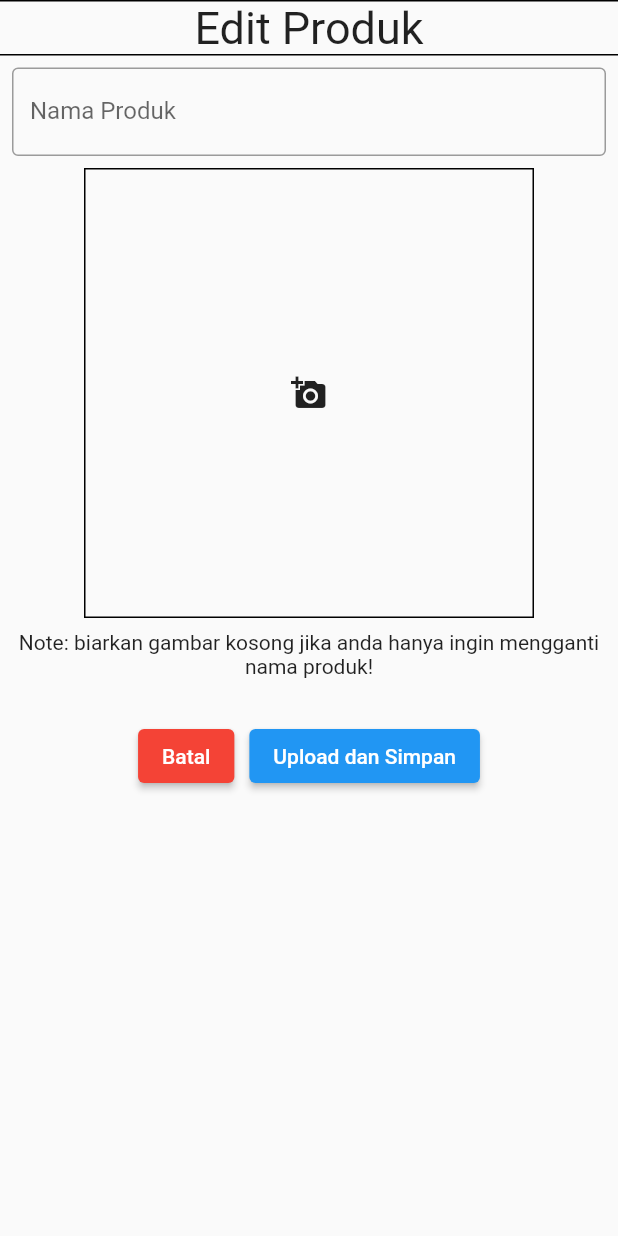
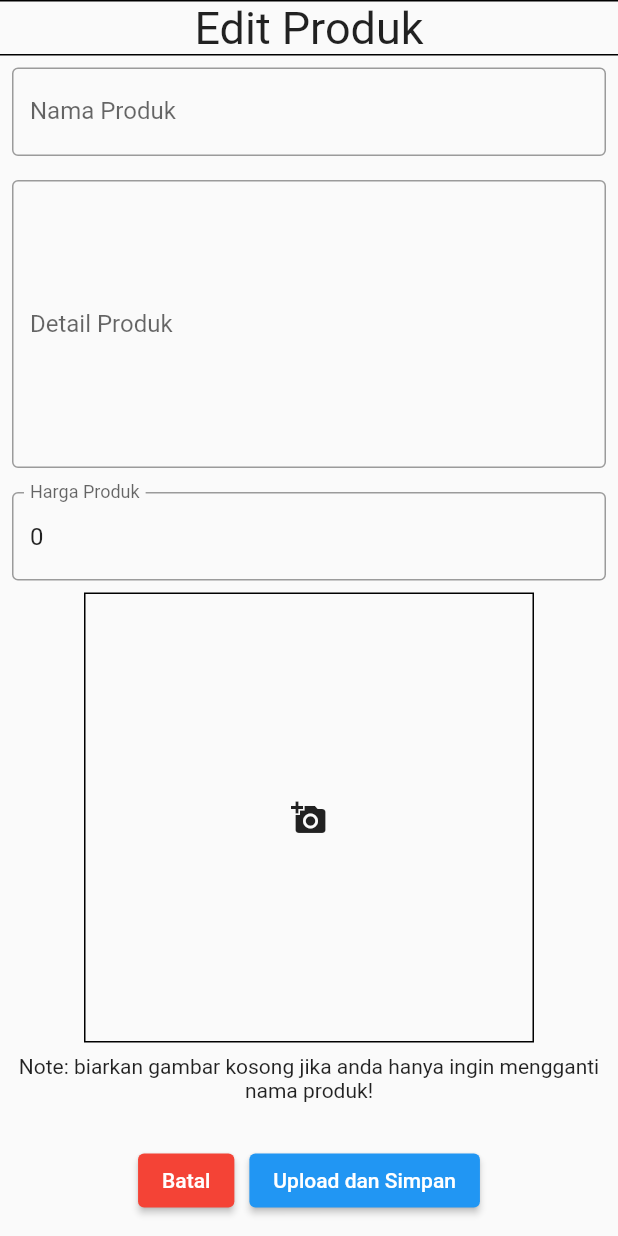
Before and after one commit to AndikaPrsty/toleh-app, a Flutter app: the EditProduk screen opened directly with empty values, on a phone screen of 412 x 824 dp. Run offline on Flutter 3.47's test engine with Material 2 defaults, Android fonts, the phone set to English and light mode, and no system bars; drawn by our look-alikes of loading_overlay; our stand-ins replace flutter_phoenix, geolocator, google_maps_flutter, image_cropper, image_picker, material_floating_search_bar and 1 more; accounts and stored records are empty; network calls fail; statements that could not run were skipped.

Commit message:
final commit

```diff
--- a/lib/auth/register_page.dart
+++ b/lib/auth/register_page.dart
@@ -152,14 +152,14 @@ class _RegisterPageState extends State<RegisterPage> {
         });
         print('send to api');
         http.Response response = await http.post(
-            Uri.parse('http://192.168.0.120:5000/api/auth/register'),
+            Uri.parse('http://192.168.0.102:5000/api/auth/register'),
             headers: <String, String>{'Content-Type': 'application/json'},
             body: jsonEncode({
               'nama': _namaController.text,
               'email': '${_emailController.text}',
               'password': '${_passwordController.text}',
               'telp': _phoneNumberController.text,
-              'role': 'ADMIN'
+              'role': 'USER'
             }));
 
         var decodeJson = jsonDecode(response.body);
--- a/lib/auth/signIn_page.dart
+++ b/lib/auth/signIn_page.dart
@@ -146,7 +146,7 @@ class _SignInPageState extends State<SignInPage> {
           _isLoading = true;
         });
         http.Response response = await http.post(
-            Uri.parse('http://192.168.0.120:5000/api/auth/login'),
+            Uri.parse('http://192.168.0.102:5000/api/auth/login'),
             headers: <String, String>{'Content-Type': 'application/json'},
             body: jsonEncode({
               'email': "${_emailController.text}",
--- a/lib/model/produk.dart
+++ b/lib/model/produk.dart
@@ -2,20 +2,27 @@ class Produk {
   final String id;
   final String idToko;
   final String namaProduk;
+  final String detailProduk;
+  final int hargaProduk;
   final String imageUrl;
 
-  Produk(this.namaProduk, this.idToko, this.imageUrl, this.id);
+  Produk(this.namaProduk, this.idToko, this.imageUrl, this.id,
+      this.detailProduk, this.hargaProduk);
 
   Produk.fromJson(Map<String, dynamic> json)
       : id = json['id'],
         idToko = json['id_toko'],
         namaProduk = json['nama_produk'],
+        detailProduk = json['detail_produk'],
+        hargaProduk = json['harga_produk'],
         imageUrl = json['url_gambar'];
 
   Map<String, dynamic> toJson() => {
         'id': id,
         'id_toko': idToko,
         'nama_produk': namaProduk,
+        'detail_produk': detailProduk,
+        'harga_produk': hargaProduk,
         'url_gambar': imageUrl,
       };
 }
--- a/lib/screens/edit_gambar_toko.dart
+++ b/lib/screens/edit_gambar_toko.dart
@@ -134,7 +134,7 @@ class _EditGambarTokoState extends State<EditGambarToko> {
       imageUrl = imageUrl['data']['url'];
 
       http.Response response = await http.post(
-        Uri.parse('http://192.168.0.120:5000/api/toko/update_gambar'),
+        Uri.parse('http://192.168.0.102:5000/api/toko/update_gambar'),
         headers: <String, String>{'Content-Type': 'application/json'},
         body: jsonEncode(<String, dynamic>{
           'id_user': '${widget.user.id}',
--- a/lib/screens/edit_produk.dart
+++ b/lib/screens/edit_produk.dart
@@ -2,6 +2,7 @@ import 'dart:convert';
 import 'dart:io';
 
 import 'package:flutter/material.dart';
+import 'package:flutter/services.dart';
 import 'package:image_cropper/image_cropper.dart';
 import 'package:image_picker/image_picker.dart';
 import 'package:http/http.dart' as http;
@@ -10,6 +11,8 @@ import 'package:toleh/main.dart';
 
 class EditProduk extends StatefulWidget {
   final String namaProduk;
+  final String detailProduk;
+  final int hargaProduk;
   final String imageUrl;
   final String idProduk;
   final String idToko;
@@ -21,7 +24,9 @@ class EditProduk extends StatefulWidget {
       @required this.imageUrl,
       @required this.idProduk,
       @required this.idToko,
-      @required this.idUser})
+      @required this.idUser,
+      @required this.detailProduk,
+      @required this.hargaProduk})
       : super(key: key);
   @override
   _EditProdukState createState() => _EditProdukState();
@@ -34,6 +39,8 @@ class _EditProdukState extends State<EditProduk> {
   final ImagePicker picker = ImagePicker();
 
   TextEditingController _namaProdukController = TextEditingController();
+  TextEditingController _detailProdukController = TextEditingController();
+  TextEditingController _hargaProdukController = TextEditingController();
 
   Future<void> getImage() async {
     final pickedImage = await picker.getImage(source: ImageSource.camera);
@@ -59,6 +66,8 @@ class _EditProdukState extends State<EditProduk> {
   @override
   void initState() {
     _namaProdukController.text = widget.namaProduk;
+    _detailProdukController.text = widget.detailProduk;
+    _hargaProdukController.text = '${widget.hargaProduk}';
     super.initState();
   }
 
@@ -93,6 +102,26 @@ class _EditProdukState extends State<EditProduk> {
                           controller: _namaProdukController,
                           decoration: InputDecoration(
                               labelText: 'Nama Produk',
+                              border: OutlineInputBorder()),
+                        ),
+                      ),
+                      Padding(
+                        padding: const EdgeInsets.all(8.0),
+                        child: TextFormField(
+                          controller: _detailProdukController,
+                          maxLines: 8,
+                          decoration: InputDecoration(
+                              labelText: 'Detail Produk',
+                              border: OutlineInputBorder()),
+                        ),
+                      ),
+                      Padding(
+                        padding: const EdgeInsets.all(8.0),
+                        child: TextFormField(
+                          controller: _hargaProdukController,
+                          keyboardType: TextInputType.number,
+                          decoration: InputDecoration(
+                              labelText: 'Harga Produk',
                               border: OutlineInputBorder()),
                         ),
                       ),
@@ -184,13 +213,15 @@ class _EditProdukState extends State<EditProduk> {
       }
 
       http.Response response = await http.post(
-        Uri.parse('http://192.168.0.120:5000/api/produk/update'),
+        Uri.parse('http://192.168.0.102:5000/api/produk/update'),
         headers: <String, String>{'Content-Type': 'application/json'},
         body: jsonEncode(<String, dynamic>{
           'id_user': '${widget.idUser}',
           'id_toko': '${widget.idToko}',
           'id_produk': '${widget.idProduk}',
           'nama_produk': '${_namaProdukController.text}',
+          'detail_produk': '${_detailProdukController.text}',
+          'harga_produk': '${_hargaProdukController.text}',
           'url_gambar': '$_imageUrl',
         }),
       );
--- a/lib/screens/map.dart
+++ b/lib/screens/map.dart
@@ -40,7 +40,7 @@ class _MapState extends State<MapPage> {
   Future<void> _getTokos() async {
     try {
       http.Response response =
-          await http.get(Uri.parse('http://192.168.0.120:5000/api/toko/'));
+          await http.get(Uri.parse('http://192.168.0.102:5000/api/toko/'));
 
       List toko = jsonDecode(response.body);
 
--- a/lib/screens/tambah_toko.dart
+++ b/lib/screens/tambah_toko.dart
@@ -437,7 +437,7 @@ class _TambahTokoPageState extends State<TambahTokoPage> {
         imageUrl = imageUrl['data']['url'];
 
         http.Response response = await http.post(
-          Uri.parse('http://192.168.0.120:5000/api/toko/'),
+          Uri.parse('http://192.168.0.102:5000/api/toko/'),
           headers: <String, String>{'Content-Type': 'application/json'},
           body: jsonEncode(<String, dynamic>{
             'id_user': '${user.id}',
--- a/lib/widgets/toko/form_edit_toko.dart
+++ b/lib/widgets/toko/form_edit_toko.dart
@@ -151,7 +151,7 @@ class _FormEditTokoState extends State<FormEditToko> {
         var idUser = user['id'];
         print(idUser);
         http.Response response = await http.post(
-            Uri.parse('http://192.168.0.120:5000/api/toko/update'),
+            Uri.parse('http://192.168.0.102:5000/api/toko/update'),
             headers: {'Content-Type': 'application/json'},
             body: jsonEncode(<String, dynamic>{
               'id_toko': '${widget.toko.idToko}',
--- a/lib/widgets/toko/menu_gambar_button.dart
+++ b/lib/widgets/toko/menu_gambar_button.dart
@@ -185,7 +185,7 @@ class _MenuGambarButtonState extends State<MenuGambarButton> {
     try {
       if (widget.user != null) {
         http.Response response = await http.post(
-            Uri.parse('http://192.168.0.120:5000/api/toko/delete'),
+            Uri.parse('http://192.168.0.102:5000/api/toko/delete'),
             headers: {'Content-Type': 'application/json'},
             body: jsonEncode(<String, dynamic>{
               'id_toko': '${widget.toko.idToko}',
@@ -201,7 +201,7 @@ class _MenuGambarButtonState extends State<MenuGambarButton> {
   Future<void> _updateLokasiToko() async {
     try {
       http.Response response = await http.post(
-          Uri.parse('http://192.168.0.120:5000/api/toko/update_koordinat'),
+          Uri.parse('http://192.168.0.102:5000/api/toko/update_koordinat'),
           headers: {'Content-Type': 'application/json'},
           body: jsonEncode(<String, dynamic>{
             'latitude': '${_position.latitude}',
```
Also changed, not shown: lib/screens/home.dart (+6 -4 lines), lib/screens/tambah_produk.dart (+44 -2 lines), lib/screens/toko.dart (+3 -8 lines), lib/widgets/toko/list_produk.dart (+10 -8 lines), lib/widgets/toko/produk_item.dart (+66 -15 lines), 2 other files.
